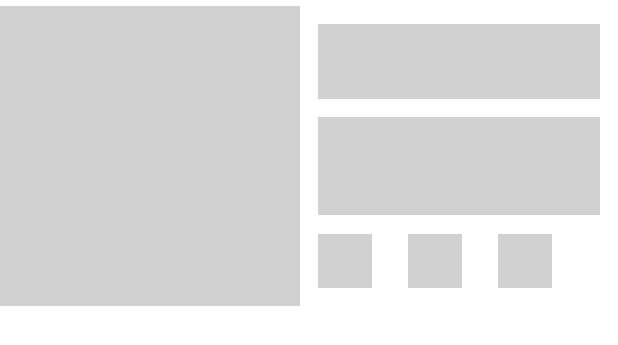
After one commit to ssokolovskyi/recipes, an Android app: the layout placeholder_row_layout.xml on its own in the app's theme, with its tools: preview values and no code run, on a phone screen of 412 x 824 dp. The commit adds this screen. Shown: the top 345 px of the screen. Run offline under Robolectric (Android 15) with nearby library versions, the phone set to English and light mode, and no system bars.

Commit message:
Recipes row item

```diff
--- a/app/src/main/java/com/example/recipes/RecipesFragment.kt
+++ b/app/src/main/java/com/example/recipes/RecipesFragment.kt
@@ -5,6 +5,7 @@ import android.view.LayoutInflater
 import android.view.View
 import android.view.ViewGroup
 import androidx.fragment.app.Fragment
+import kotlinx.android.synthetic.main.fragment_recipes.view.*
 
 class RecipesFragment : Fragment() {
 
@@ -13,6 +14,8 @@ class RecipesFragment : Fragment() {
         savedInstanceState: Bundle?
     ): View? {
         // Inflate the layout for this fragment
-        return inflater.inflate(R.layout.fragment_recipes, container, false)
+        val view = inflater.inflate(R.layout.fragment_recipes, container, false)
+        view.shimmer_recycler_view.showShimmer()
+        return view
     }
 }
--- a/app/src/main/res/layout/fragment_recipes.xml
+++ b/app/src/main/res/layout/fragment_recipes.xml
@@ -19,7 +19,9 @@
         app:layout_constraintEnd_toEndOf="parent"
         app:layout_constraintHorizontal_bias="0.5"
         app:layout_constraintStart_toStartOf="parent"
-        app:layout_constraintTop_toTopOf="parent" />
+        app:layout_constraintTop_toTopOf="parent"
+        app:shimmer_recycler_item_count="3"
+        app:shimmer_recycler_layout="@layout/placeholder_row_layout" />
 
     <com.google.android.material.floatingactionbutton.FloatingActionButton
         android:id="@+id/floatingActionButton"
--- /dev/null
+++ b/app/src/main/res/layout/placeholder_row_layout.xml
@@ -0,0 +1,69 @@
+<?xml version="1.0" encoding="utf-8"?>
+<androidx.constraintlayout.widget.ConstraintLayout xmlns:android="http://schemas.android.com/apk/res/android"
+    xmlns:app="http://schemas.android.com/apk/res-auto"
+    android:layout_width="match_parent"
+    android:layout_height="200dp"
+    android:layout_marginTop="4dp"
+    android:layout_marginBottom="4dp">
+
+    <View
+        android:id="@+id/view"
+        android:layout_width="200dp"
+        android:layout_height="wrap_content"
+        android:background="@color/mediumGray"
+        app:layout_constraintBottom_toBottomOf="parent"
+        app:layout_constraintStart_toStartOf="parent"
+        app:layout_constraintTop_toTopOf="parent" />
+
+    <View
+        android:id="@+id/view2"
+        android:layout_width="0dp"
+        android:layout_height="50dp"
+        android:layout_marginStart="12dp"
+        android:layout_marginTop="12dp"
+        android:layout_marginEnd="12dp"
+        android:background="@color/mediumGray"
+        app:layout_constraintEnd_toEndOf="parent"
+        app:layout_constraintStart_toEndOf="@+id/view"
+        app:layout_constraintTop_toTopOf="parent" />
+
+    <View
+        android:id="@+id/view3"
+        android:layout_width="0dp"
+        android:layout_height="65dp"
+        android:layout_marginTop="12dp"
+        android:background="@color/mediumGray"
+        app:layout_constraintEnd_toEndOf="@+id/view2"
+        app:layout_constraintStart_toStartOf="@+id/view2"
+        app:layout_constraintTop_toBottomOf="@+id/view2" />
+
+    <View
+        android:id="@+id/view4"
+        android:layout_width="36dp"
+        android:layout_height="36dp"
+        android:layout_marginTop="12dp"
+        android:layout_marginBottom="12dp"
+        android:background="@color/mediumGray"
+        app:layout_constraintBottom_toBottomOf="parent"
+        app:layout_constraintStart_toStartOf="@+id/view3"
+        app:layout_constraintTop_toBottomOf="@+id/view3" />
+
+    <View
+        android:id="@+id/view5"
+        android:layout_width="36dp"
+        android:layout_height="36dp"
+        android:layout_marginStart="24dp"
+        android:background="@color/mediumGray"
+        app:layout_constraintStart_toEndOf="@+id/view4"
+        app:layout_constraintTop_toTopOf="@+id/view4" />
+
+    <View
+        android:id="@+id/view6"
+        android:layout_width="36dp"
+        android:layout_height="36dp"
+        android:layout_marginStart="24dp"
+        android:background="@color/mediumGray"
+        app:layout_constraintStart_toEndOf="@+id/view5"
+        app:layout_constraintTop_toTopOf="@+id/view5" />
+
+</androidx.constraintlayout.widget.ConstraintLayout>
```
Also changed, not shown: app/src/main/res/drawable/ic_clock.xml (added, +13 -0 lines), app/src/main/res/drawable/ic_heart.xml (added, +10 -0 lines), app/src/main/res/drawable/ic_leaf.xml (added, +10 -0 lines), app/src/main/res/layout/recipes_row_layout.xml (added, +139 -0 lines).
